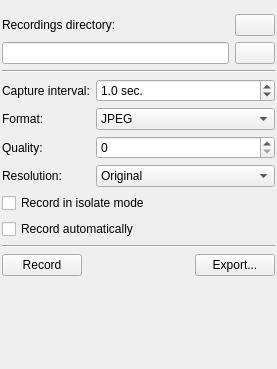
This is plugins/dockers/recorder/recorderdocker.ui in KDE/krita as Qt 5 draws it before an edit. The edited form follows.
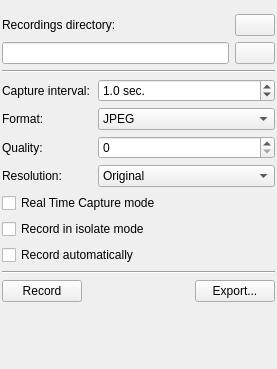
This is the edited form. Icons and pictures are not drawn. Custom widgets are drawn as their Qt base class.

Commit message:
Add real time capture mode
Add GUI Elements, GUI handling implementation and
serialization of configuration settings

```diff
--- a/plugins/dockers/recorder/recorderdocker.ui
+++ b/plugins/dockers/recorder/recorderdocker.ui
@@ -222,7 +222,7 @@
             <item row="4" column="0">
              <widget class="QLabel" name="labelResolution">
               <property name="text">
-               <string comment="Resolution for recorded frames">Resolution:</string>
+               <string comment="Resolution for recorded frames" extracomment="Please do not remove the spaces after the label text. It ensures to fix the column width if the label text of `labelRate` is set to an other value for RealTimeCaptureMode switched on.">Resolution:         </string>
               </property>
               <property name="buddy">
                <cstring>comboResolution</cstring>
@@ -298,6 +298,17 @@
             </item>
            </layout>
           </item>
+          <item>
+           <widget class="QCheckBox" name="checkBoxRealTimeCaptureMode">
+            <property name="toolTip">
+             <string extracomment="Tooltip for check box">Calculate the Capture Interval from the Video FPS export settings.
+Please handle with care, may cause performance issues.</string>
+            </property>
+            <property name="text">
+             <string>Real Time Capture mode</string>
+            </property>
+           </widget>
+          </item>
           <item>
            <widget class="QCheckBox" name="checkBoxRecordIsolateMode">
             <property name="toolTip">
```
Left out of the diff: 11 changed lines with no effect on the pictures. The commit also changes 5 other files.
